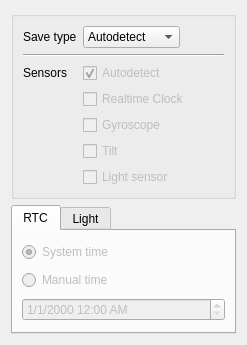
Old version of the form Libretro/mgba/src/platform/qt/GamePakView.ui in the repository kiddreads/Avalon-copy2.
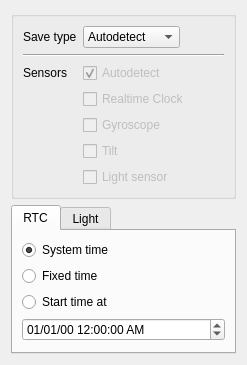
New version of the form.

Patch:
```diff
--- a/Libretro/mgba/src/platform/qt/GamePakView.ui
+++ b/Libretro/mgba/src/platform/qt/GamePakView.ui
@@ -151,10 +151,7 @@
       </attribute>
       <layout class="QVBoxLayout" name="verticalLayout">
        <item>
-        <widget class="QRadioButton" name="radioButton">
-         <property name="enabled">
-          <bool>false</bool>
-         </property>
+        <widget class="QRadioButton" name="timeNoOverride">
          <property name="text">
           <string>System time</string>
          </property>
@@ -164,25 +161,49 @@
         </widget>
        </item>
        <item>
-        <widget class="QRadioButton" name="radioButton_2">
-         <property name="enabled">
-          <bool>false</bool>
+        <widget class="QRadioButton" name="timeFixed">
+         <property name="text">
+          <string>Fixed time</string>
          </property>
+         <attribute name="buttonGroup">
+          <string notr="true">timeButtons</string>
+         </attribute>
+        </widget>
+       </item>
+       <item>
+        <widget class="QRadioButton" name="timeFakeEpoch">
          <property name="text">
-          <string>Manual time</string>
+          <string>Start time at</string>
          </property>
         </widget>
        </item>
        <item>
-        <widget class="QDateTimeEdit" name="dateTimeEdit">
-         <property name="enabled">
-          <bool>false</bool>
+        <widget class="QDateTimeEdit" name="time">
+         <property name="wrapping">
+          <bool>true</bool>
+         </property>
+         <property name="maximumDate">
+          <date>
+           <year>2099</year>
+           <month>12</month>
+           <day>31</day>
+          </date>
+         </property>
+         <property name="minimumDate">
+          <date>
+           <year>2000</year>
+           <month>1</month>
+           <day>1</day>
+          </date>
+         </property>
+         <property name="currentSection">
+          <enum>QDateTimeEdit::MonthSection</enum>
          </property>
          <property name="displayFormat">
-          <string>M/d/yyyy h:mm AP</string>
+          <string>MM/dd/yy hh:mm:ss AP</string>
          </property>
-         <property name="calendarPopup">
-          <bool>false</bool>
+         <property name="timeSpec">
+          <enum>Qt::UTC</enum>
          </property>
         </widget>
        </item>
```
Left out of the diff: 9 changed lines with no effect on the pictures.
